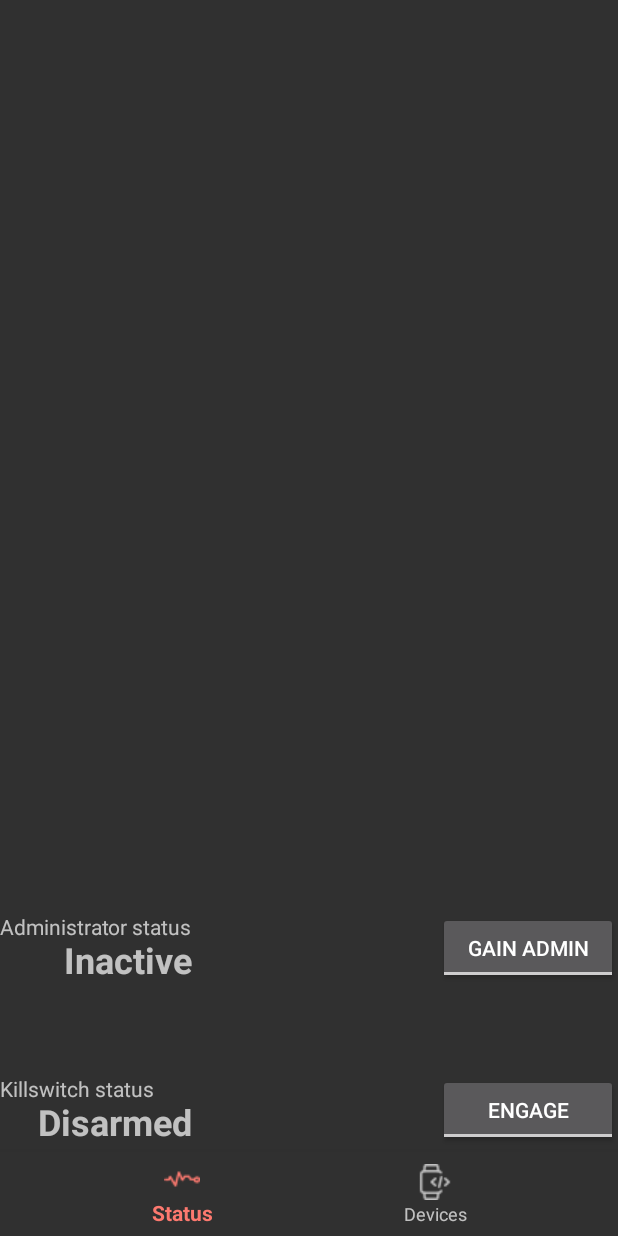
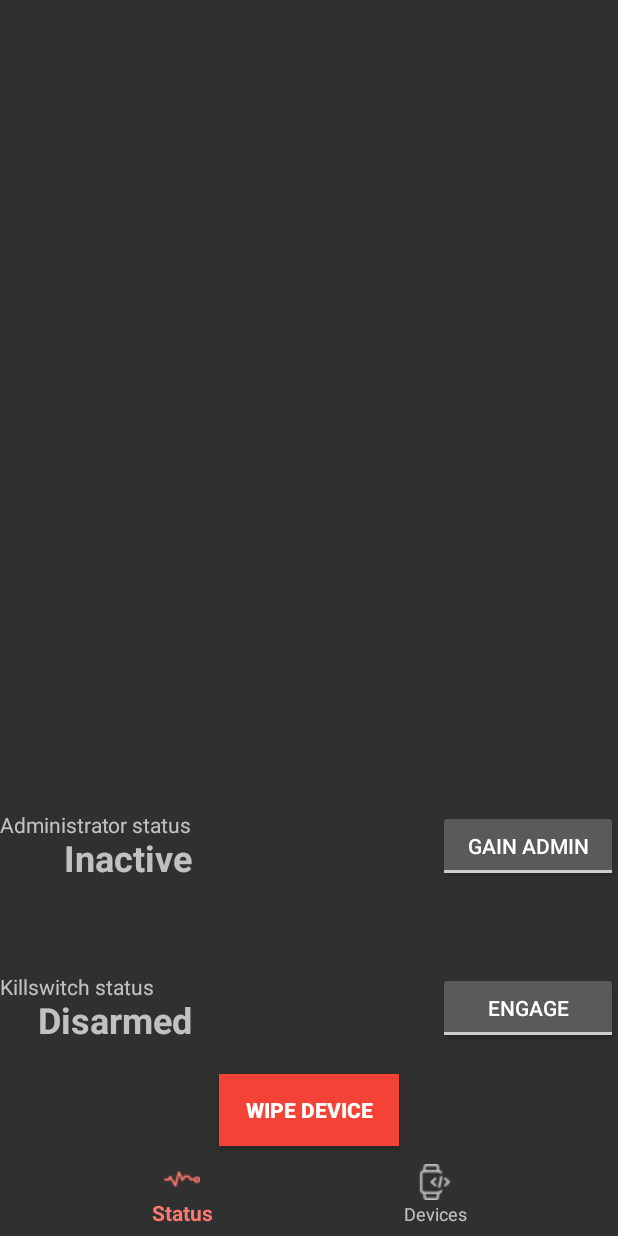
Before and after one commit to mike-lambert/killswitch-app-android, an Android app: the screen it shows after launch (MainActivity), on a phone screen of 412 x 824 dp. Run offline under Robolectric (Android 15) with nearby library versions, the phone set to English and light mode, and no system bars; our stand-ins replace EventBus, navigation-ui; 6 statements that could not run were skipped.

Commit message:
wipe button added

```diff
--- a/app/src/main/res/layout/fragment_status.xml
+++ b/app/src/main/res/layout/fragment_status.xml
@@ -9,11 +9,25 @@
         android:layout_height="60dp"
         android:layout_alignParentBottom="true"
         android:id="@+id/spacer_bottom"/>
+    <Button
+        android:layout_width="120dp"
+        android:layout_height="wrap_content"
+        android:id="@+id/button_wipe"
+        android:text="@string/wipe"
+        android:textStyle="bold"
+        android:layout_above="@+id/spacer_bottom"
+        android:layout_centerHorizontal="true"
+        android:background="@color/danger"/>
+    <Space
+        android:layout_width="match_parent"
+        android:layout_height="20dp"
+        android:layout_above="@+id/button_wipe"
+        android:id="@+id/spacer_wipe"/>
     <ToggleButton
         android:layout_width="120dp"
         android:layout_height="wrap_content"
         android:layout_alignParentRight="true"
-        android:layout_above="@+id/spacer_bottom"
+        android:layout_above="@+id/spacer_wipe"
         android:textOff="@string/arm"
         android:textOn="@string/disarm"
         android:id="@+id/toggle_engage"
--- a/app/src/main/res/values/colors.xml
+++ b/app/src/main/res/values/colors.xml
@@ -3,4 +3,5 @@
     <color name="colorPrimary">#FD796F</color>
     <color name="colorPrimaryDark">#D8463C</color>
     <color name="colorAccent">#FF9800</color>
+    <color name="danger">#F44336</color>
 </resources>
--- a/app/src/main/res/values/strings.xml
+++ b/app/src/main/res/values/strings.xml
@@ -6,6 +6,7 @@
     <string name="arm">Engage</string>
     <string name="enable">Gain admin</string>
     <string name="disable">Revoke admin</string>
+    <string name="wipe">Wipe device</string>
     <string name="label_hint_admin">Administrator status</string>
     <string name="label_hint_killswitch">Killswitch status</string>
     <string name="label_admin_inactive">Inactive</string>
```
